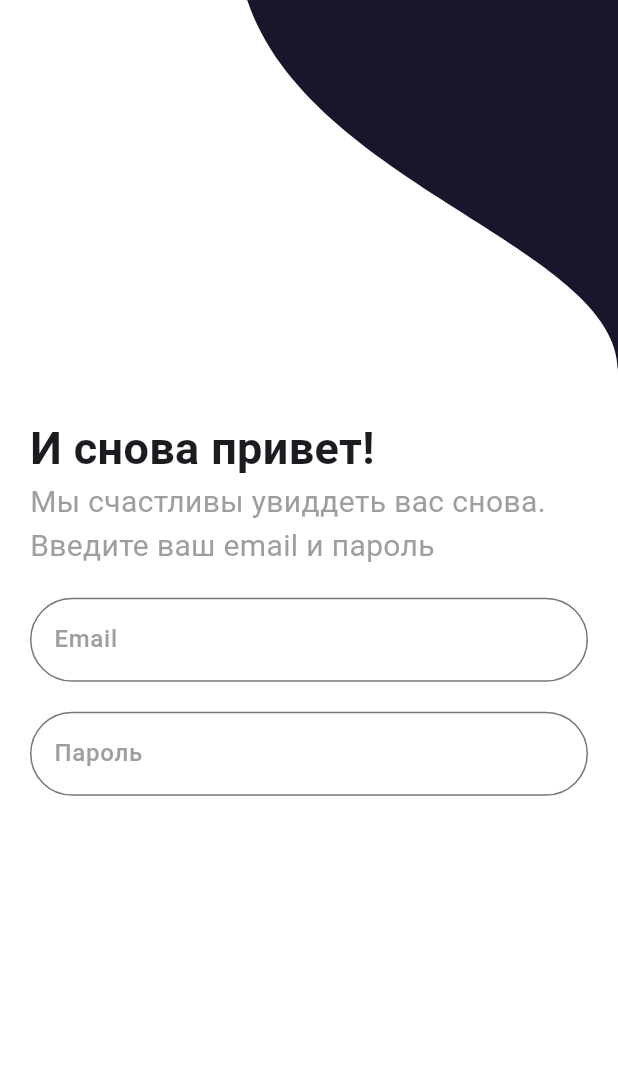
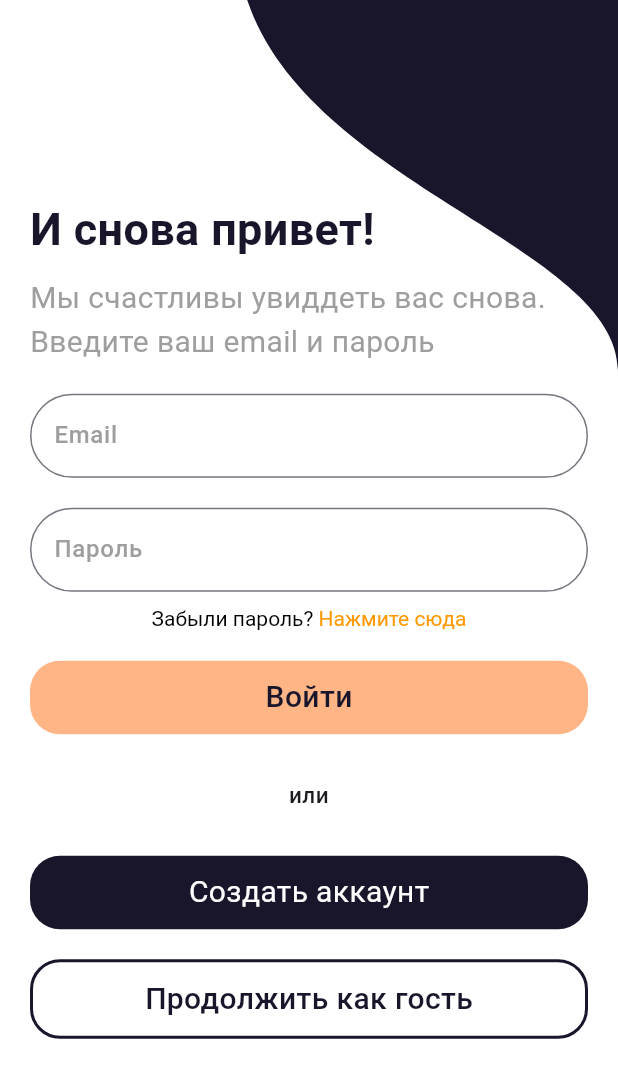
Before and after one commit to Wjiel/pets_app, a Flutter app: the screen it shows after launch, on a phone screen of 412 x 824 dp. Shown: the top 1078 px of the screen. Run offline on Flutter 3.47's test engine with Material 3 defaults, Android fonts, the phone set to English and light mode, and no system bars.

Commit message:
login screen

```diff
--- a/lib/login_screen/LoginScreen.dart
+++ b/lib/login_screen/LoginScreen.dart
@@ -13,6 +13,7 @@ class LoginScreen extends StatefulWidget {
 class _LoginScreenState extends State<LoginScreen> {
   @override
   Widget build(BuildContext context) {
+    final size = MediaQuery.of(context).size;
     return Scaffold(
       backgroundColor: Colors.white,
       body: Stack(
@@ -34,8 +35,10 @@ class _LoginScreenState extends State<LoginScreen> {
                   style: TextStyle(
                     fontWeight: FontWeight.w600,
                     fontSize: 30,
+                    color: primaryColor,
                   ),
                 ),
+                SizedBox(height: 10),
                 Text(
                   'Мы счастливы увиддеть вас снова. \nВведите ваш email и пароль',
                   style: TextStyle(
@@ -53,7 +56,9 @@ class _LoginScreenState extends State<LoginScreen> {
                     ),
                     border: OutlineInputBorder(
                       borderRadius: BorderRadius.circular(30),
-                      borderSide: BorderSide(),
+                      borderSide: BorderSide(
+                        width: 2,
+                      ),
                     ),
                   ),
                 ),
@@ -67,20 +72,114 @@ class _LoginScreenState extends State<LoginScreen> {
                     ),
                     border: OutlineInputBorder(
                       borderRadius: BorderRadius.circular(30),
-                      borderSide: BorderSide(),
+                      borderSide: BorderSide(
+                        width: 2,
                       ),
                     ),
                   ),
-                RichText(
+                ),
+                SizedBox(height: 10),
+                SizedBox(
+                  width: size.width,
+                  child: RichText(
+                    textAlign: TextAlign.center,
                     text: TextSpan(
+                      style: TextStyle(
+                        color: Colors.black,
+                      ),
                       children: [
                         TextSpan(
-                        text: 'Забыли пароль?',
+                          text: 'Забыли пароль? ',
+                          style: TextStyle(
+                            color: Colors.black,
+                          ),
                         ),
                         TextSpan(
                           text: 'Нажмите сюда',
+                          style: TextStyle(
+                            color: Colors.orange,
+                          ),
                         ),
                       ],
+                    ),
+                  ),
+                ),
+                SizedBox(height: 20),
+                InkWell(
+                  onTap: () {},
+                  borderRadius: BorderRadius.circular(20),
+                  child: Ink(
+                    width: size.width,
+                    decoration: BoxDecoration(
+                      color: Color(0xFFffb585),
+                      borderRadius: BorderRadius.circular(20),
+                    ),
+                    padding: EdgeInsets.symmetric(vertical: 10),
+                    child: Center(
+                      child: Text(
+                        'Войти',
+                        style: TextStyle(
+                          color: primaryColor,
+                          fontWeight: FontWeight.w500,
+                          fontSize: 20,
+                        ),
+                      ),
+                    ),
+                  ),
+                ),
+                SizedBox(height: 30),
+                SizedBox(
+                  width: size.width,
+                  child: Text(
+                    'или',
+                    textAlign: TextAlign.center,
+                    style: TextStyle(fontWeight: FontWeight.w500, fontSize: 15),
+                  ),
+                ),
+                SizedBox(height: 30),
+                InkWell(
+                  onTap: () {},
+                  borderRadius: BorderRadius.circular(20),
+                  child: Ink(
+                    width: size.width,
+                    decoration: BoxDecoration(
+                      color: primaryColor,
+                      borderRadius: BorderRadius.circular(20),
+                    ),
+                    padding: EdgeInsets.symmetric(vertical: 10),
+                    child: Center(
+                      child: Text(
+                        'Создать аккаунт',
+                        style: TextStyle(fontSize: 20, color: Colors.white),
+                      ),
+                    ),
+                  ),
+                ),
+                SizedBox(height: 20),
+                InkWell(
+                  onTap: () {},
+                  borderRadius: BorderRadius.circular(20),
+                  child: Ink(
+                    width: size.width,
+                    decoration: BoxDecoration(
+                      color: Colors.white,
+                      borderRadius: BorderRadius.circular(20),
+                      border: Border.all(
+                        color: primaryColor,
+                        width: 2,
+                      ),
+                    ),
+                    padding: EdgeInsets.symmetric(vertical: 10),
+                    child: Center(
+                      child: Text(
+                        'Продолжить как гость',
+                        style: TextStyle(
+                          fontWeight: FontWeight.w500,
+                          fontSize: 20,
+                          color: primaryColor,
+                        ),
+                      ),
+                    ),
                   ),
                 ),
               ],
```
Lines whose indentation alone changed are shown as unchanged.
